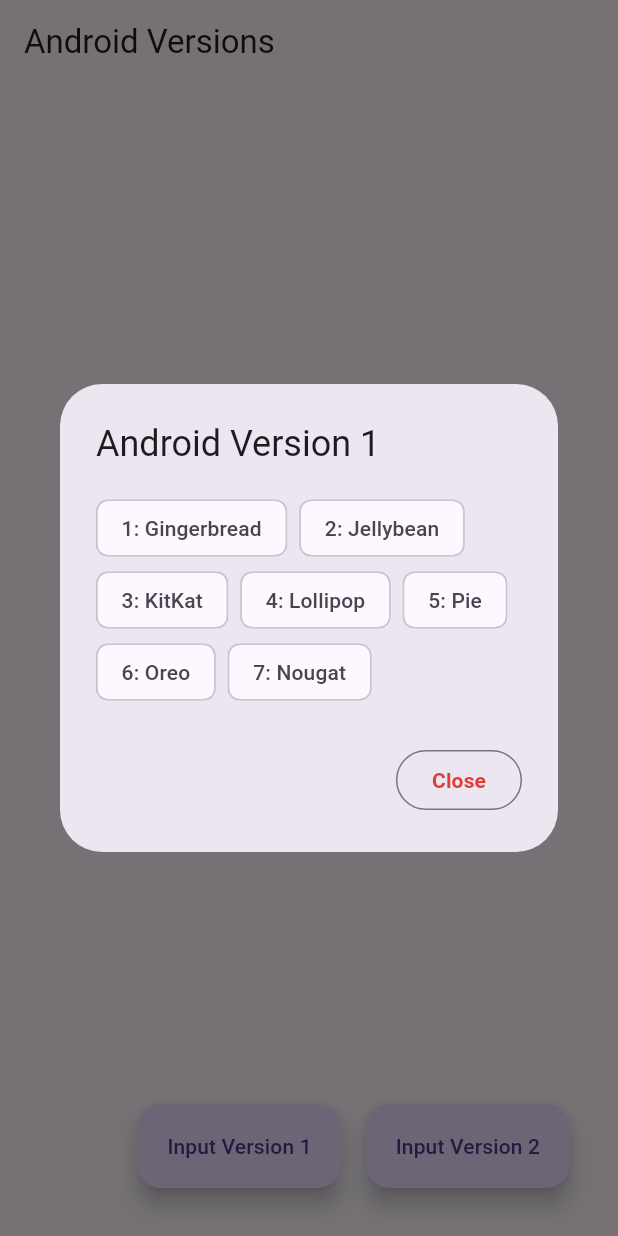
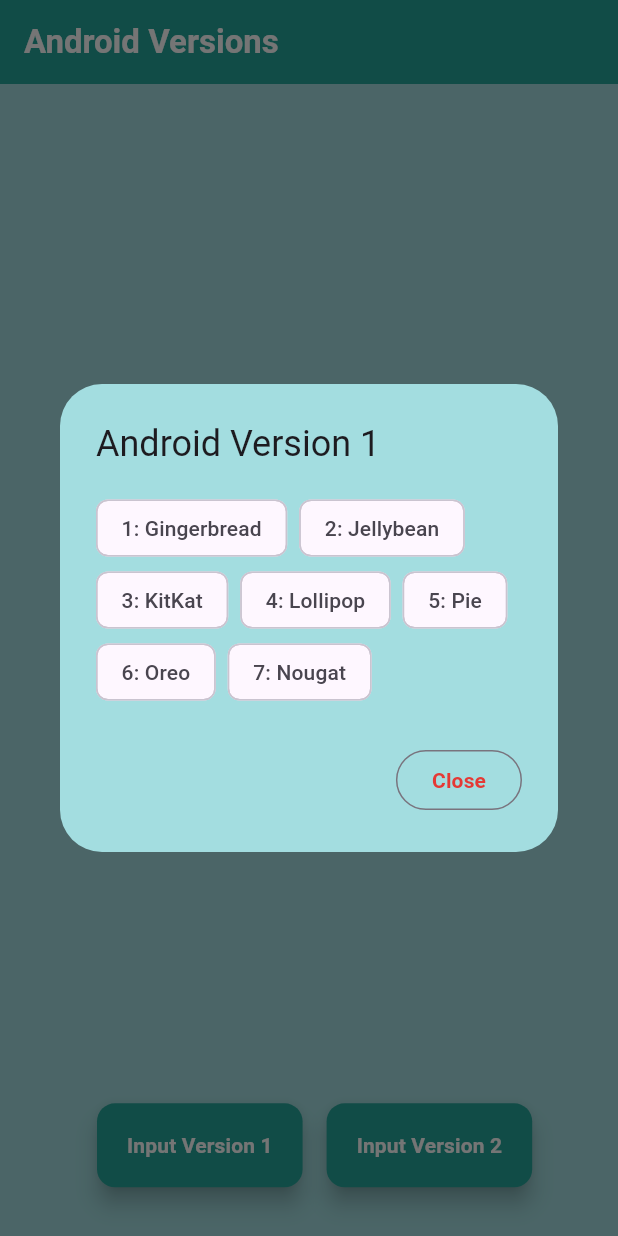
Before and after one commit to hafizflow/android_version, a Flutter app: the screen it shows after launch, after a tap on "Input Version 1", on a phone screen of 412 x 824 dp. Run offline on Flutter 3.47's test engine with Material 3 defaults, Android fonts, the phone set to English and light mode, and no system bars.

Commit message:
task completed

```diff
--- a/lib/app.dart
+++ b/lib/app.dart
@@ -1,3 +1,4 @@
+import 'package:android_version/utiles/theme/theme.dart';
 import 'package:android_version/views/home_screen.dart';
 import 'package:flutter/material.dart';
 
@@ -9,9 +10,7 @@
     return MaterialApp(
       debugShowCheckedModeBanner: false,
       title: 'Android Version App',
-      theme: ThemeData(
-        primarySwatch: Colors.blue,
-      ),
+      theme: AndroidVersionAppTheme.myTheme,
       home: HomeScreen(),
     );
   }
--- /dev/null
+++ b/lib/utiles/constant/colors.dart
@@ -0,0 +1,11 @@
+import 'package:flutter/material.dart';
+
+class AppColors {
+  AppColors._();
+
+  // Background Colors
+  static const Color primaryBackground = Color(0xFFa3dde0);
+
+  // Primary Color
+  static Color? primaryColor = Colors.teal[400];
+}
--- /dev/null
+++ b/lib/utiles/theme/custom_theme/floating_action_button_theme.dart
@@ -0,0 +1,13 @@
+import 'package:flutter/material.dart';
+
+class AFloatingActionButtonTheme {
+  AFloatingActionButtonTheme._();
+
+  static FloatingActionButtonThemeData fAButtonTheme =
+      FloatingActionButtonThemeData(
+    backgroundColor: Colors.teal[400],
+    foregroundColor: Colors.white,
+    elevation: 6,
+    shape: RoundedRectangleBorder(borderRadius: BorderRadius.circular(12)),
+  );
+}
--- /dev/null
+++ b/lib/utiles/theme/theme.dart
@@ -0,0 +1,15 @@
+import 'package:android_version/utiles/constant/colors.dart';
+import 'package:android_version/utiles/theme/custom_theme/floating_action_button_theme.dart';
+import 'package:flutter/material.dart';
+
+class AndroidVersionAppTheme {
+  AndroidVersionAppTheme._();
+
+  static ThemeData myTheme = ThemeData(
+    useMaterial3: true,
+    brightness: Brightness.light,
+    appBarTheme: AppBarTheme(color: AppColors.primaryColor),
+    floatingActionButtonTheme: AFloatingActionButtonTheme.fAButtonTheme,
+    scaffoldBackgroundColor: AppColors.primaryBackground,
+  );
+}
--- a/lib/views/android_version_view.dart
+++ b/lib/views/android_version_view.dart
@@ -1,3 +1,4 @@
+import 'package:android_version/utiles/constant/colors.dart';
 import 'package:flutter/material.dart';
 import '../models/android_version.dart';
 
@@ -14,6 +15,7 @@
   @override
   Widget build(BuildContext context) {
     return AlertDialog(
+      backgroundColor: AppColors.primaryBackground,
       title: Text('Android Version $versionNumber'),
       content: Wrap(
         spacing: 8.0,
--- a/lib/views/home_screen.dart
+++ b/lib/views/home_screen.dart
@@ -10,9 +10,20 @@
   @override
   Widget build(BuildContext context) {
     return Scaffold(
-      appBar: AppBar(title: const Text('Android Versions')),
+      appBar: AppBar(
+        title: const Text(
+          'Android Versions',
+          style: TextStyle(
+            color: Colors.white,
+            fontWeight: FontWeight.w600,
+          ),
+        ),
+      ),
       floatingActionButton: Padding(
-        padding: const EdgeInsets.only(right: 16, bottom: 16),
+        padding: EdgeInsets.only(
+          right: MediaQuery.sizeOf(context).width * .1,
+          bottom: MediaQuery.sizeOf(context).height * .02,
+        ),
         child: Row(
           mainAxisSize: MainAxisSize.min,
           children: [
@@ -28,7 +39,10 @@
                   ),
                 );
               },
-              label: const Text('Input Version 1'),
+              label: const Text(
+                'Input Version 1',
+                style: TextStyle(fontWeight: FontWeight.bold),
+              ),
             ),
             const SizedBox(width: 16),
             FloatingActionButton.extended(
@@ -43,7 +57,10 @@
                   ),
                 );
               },
-              label: const Text('Input Version 2'),
+              label: const Text(
+                'Input Version 2',
+                style: TextStyle(fontWeight: FontWeight.bold),
+              ),
             ),
           ],
         ),
```
